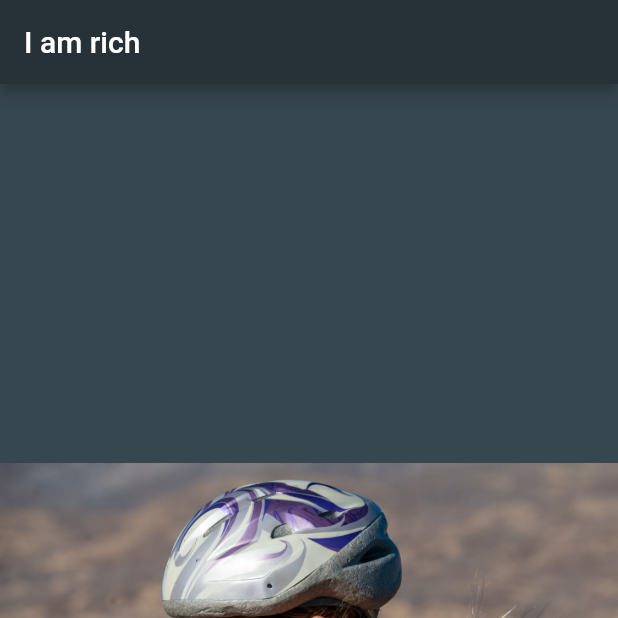
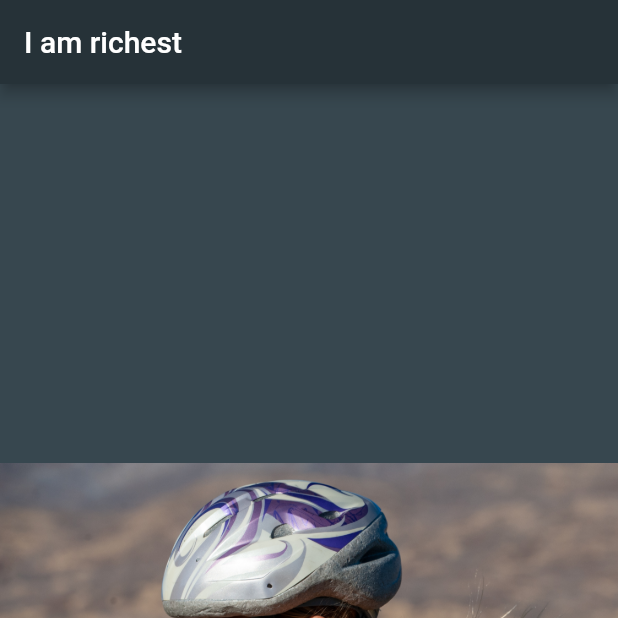
Before and after one commit to MikeJonesBYU/456flutter, a Flutter app: the screen it shows after launch, on a phone screen of 412 x 824 dp, the top half of it. Run offline on Flutter 3.47's test engine with Material 2 defaults, Android fonts, the phone set to English and light mode, and no system bars.

```diff
--- a/lib/main.dart
+++ b/lib/main.dart
@@ -6,7 +6,7 @@ void main() {
         home: Scaffold(
           backgroundColor: Colors.blueGrey[800],
           appBar: AppBar(
-            title: Text('I am rich'),
+            title: Text('I am richest'),
             backgroundColor: Colors.blueGrey[900],
           ),
           body: Center(
```
Also changed, not shown: 27 other files.
